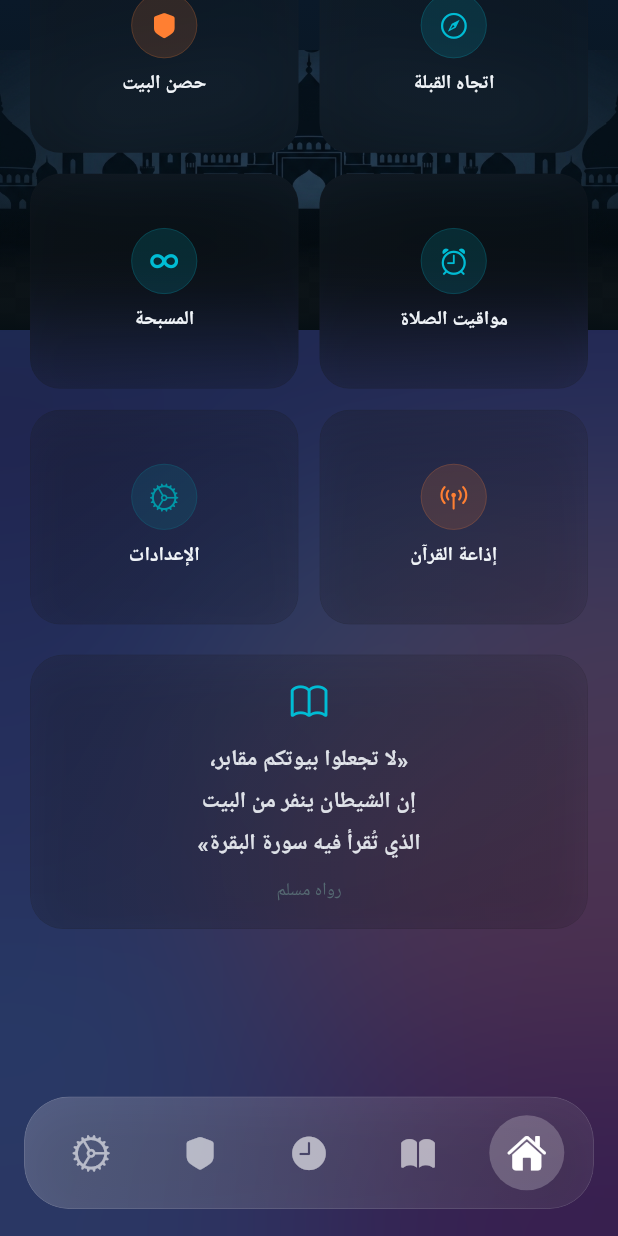
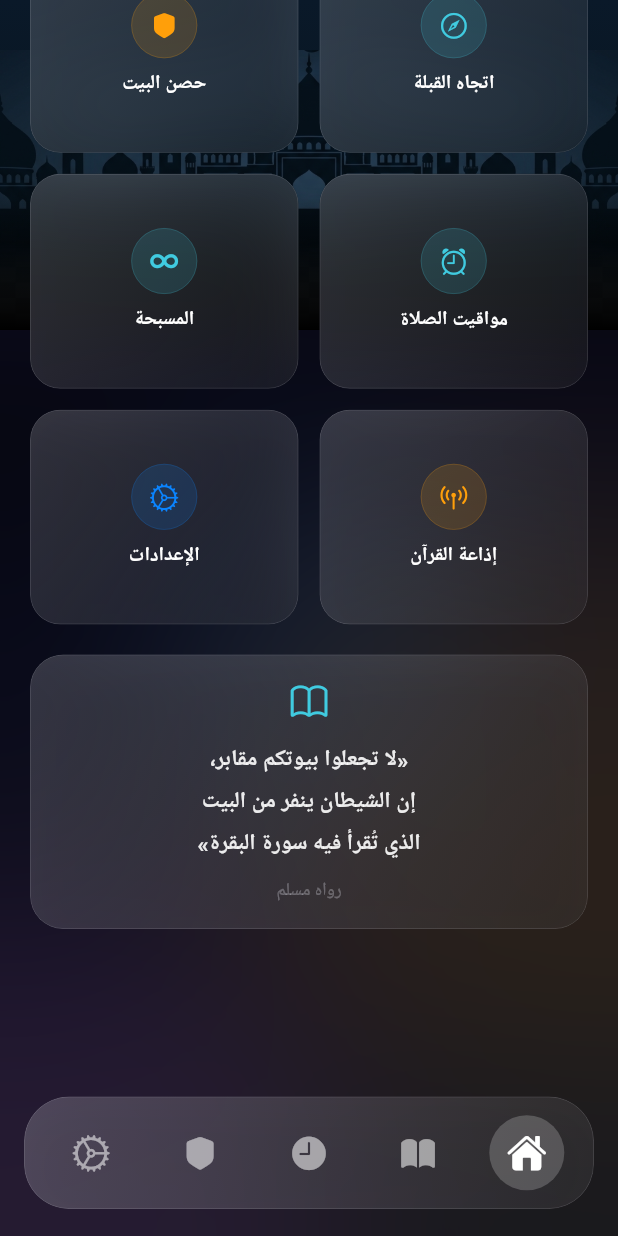
Before and after one commit to islamdev96/tarid_al_shayateen, a Flutter app: the screen it shows after launch, scrolled down 456 dp, on a phone screen of 412 x 824 dp. Run offline on Flutter 3.47's test engine with Material 3 defaults, Android fonts, the phone set to English and light mode, and no system bars; our stand-ins replace adhan, audio_service, flutter_compass, flutter_local_notifications, google_fonts, just_audio and 3 more; missing offline and left inert: android_alarm_manager_plus; network calls fail; Roboto replaces fonts that are missing (Cairo).

Commit message:
fgu h bjm ,,

```diff
--- a/lib/app_theme.dart
+++ b/lib/app_theme.dart
@@ -3,23 +3,23 @@ import 'package:google_fonts/google_fonts.dart';
 
 /// Islamic-inspired theme manager supporting both light and dark modes.
 class AppTheme {
-  // --- Dark Mode Color Palette ---
-  static const Color primaryGreen = Color(0xFF0D4A2B);
+  // --- Dark Mode Color Palette (iOS Human Interface Guidelines) ---
+  static const Color primaryGreen = Color(0xFF0D4A2B);   // kept for Islamic identity
   static const Color darkGreen = Color(0xFF072A18);
-  static const Color deepBackground = Color(0xFF060F14); // Ultra-dark slate blue/black
-  static const Color cardBackground = Color(0xFF0D1B24); // Dark slate card
-  static const Color cardBorder = Color(0xFF1B313F);     // Slate border
-  static const Color gold = Color(0xFFFF7F32);           // Vibrant orange accent (play buttons, active tabs)
-  static const Color goldLight = Color(0xFFFF9E63);      // Light orange
-  static const Color goldDark = Color(0xFFD65C12);       // Dark orange
-  static const Color textPrimary = Color(0xFFF0F4F8);    // Crisp white-slate text
-  static const Color textSecondary = Color(0xFF8EA1A8);  // Muted slate text
-  static const Color textMuted = Color(0xFF556972);      // Dark muted text
-  static const Color accentTeal = Color(0xFF00BCD4);     // ✅ REAL cyan/teal (titles, icons, nav, glowing borders)
-  static const Color accentTealLight = Color(0xFF4DD0E1); // Light cyan
-  static const Color accentTealDark = Color(0xFF0097A7);  // Dark cyan
-  static const Color errorRed = Color(0xFFE85454);
-  static const Color successGreen = Color(0xFF4CAF50);
+  static const Color deepBackground = Color(0xFF000000); // iOS System Background
+  static const Color cardBackground = Color(0xFF1C1C1E); // iOS Secondary Background
+  static const Color cardBorder = Color(0xFF3A3A3C);     // iOS Gray4
+  static const Color gold = Color(0xFFFF9F0A);           // iOS Orange (Dark)
+  static const Color goldLight = Color(0xFFFFD60A);      // iOS Yellow (Dark)
+  static const Color goldDark = Color(0xFFFF9500);       // iOS Orange (Light)
+  static const Color textPrimary = Color(0xFFFFFFFF);    // iOS Label
+  static const Color textSecondary = Color(0x99EBEBF5);  // iOS Secondary Label 60%
+  static const Color textMuted = Color(0x4DEBEBF5);      // iOS Tertiary Label 30%
+  static const Color accentTeal = Color(0xFF40CBE0);     // iOS Teal (Dark)
+  static const Color accentTealLight = Color(0xFF5E5CE6); // iOS Indigo (Dark)
+  static const Color accentTealDark = Color(0xFF0A84FF);  // iOS Blue (Dark)
+  static const Color errorRed = Color(0xFFFF453A);       // iOS Red (Dark)
+  static const Color successGreen = Color(0xFF30D158);   // iOS Green (Dark)
 
   // --- Light Mode Color Palette ---
   static const Color lightBg = Color(0xFFFAF8F5); // Warm Pearl/Cream
@@ -38,13 +38,13 @@ class AppTheme {
       brightness: Brightness.dark,
       scaffoldBackgroundColor: Colors.transparent,
       colorScheme: const ColorScheme.dark(
-        primary: accentTeal,       // Cyan for titles, icons, nav highlights
+        primary: accentTeal,        // iOS Teal — titles, icons, nav highlights
         onPrimary: deepBackground,
-        secondary: gold,           // Orange for play buttons, active tabs
+        secondary: gold,            // iOS Orange — play buttons, active tabs
         onSecondary: deepBackground,
-        surface: cardBackground,
-        onSurface: textPrimary,
-        error: errorRed,
+        surface: cardBackground,    // iOS Secondary Background
+        onSurface: textPrimary,     // iOS Label (pure white)
+        error: errorRed,            // iOS Red
         onError: textPrimary,
       ),
       textTheme: GoogleFonts.cairoTextTheme(
@@ -249,9 +249,9 @@ class AppTheme {
         begin: Alignment.topLeft,
         end: Alignment.bottomRight,
         colors: [
-          Color(0xFF1B1035), // بنفسجي غامق
-          Color(0xFF24305E), // أزرق
-          Color(0xFF3A1C4D), // بنفسجي
+          Color(0xFF000000), // iOS System Background
+          Color(0xFF0A0A1A), // أزرق-أسود خفيف
+          Color(0xFF1C1C1E), // iOS Secondary Background
         ],
       );
     } else {
@@ -259,9 +259,9 @@ class AppTheme {
         begin: Alignment.topLeft,
         end: Alignment.bottomRight,
         colors: [
-          Color(0xFF2D1B54), // بنفسجي متوسط
-          Color(0xFF1A386D), // أزرق متوسط
-          Color(0xFF532468), // بنفسجي
+          Color(0xFFEAF0FF), // أزرق فاتح جدًا
+          Color(0xFFF3E9FF), // بنفسجي فاتح
+          Color(0xFFFFF0F5), // وردي فاتح
         ],
       );
     }
--- a/lib/screens/main_navigation_screen.dart
+++ b/lib/screens/main_navigation_screen.dart
@@ -2,6 +2,7 @@ import 'package:flutter/material.dart';
 import 'package:flutter/cupertino.dart';
 import '../widgets/mini_player_widget.dart';
 import '../ui/glass/glass_bottom_bar.dart';
+import '../ui/app_icons.dart';
 import 'home_screen.dart';
 import 'quran_screen.dart';
 import 'prayer_times_screen.dart';
@@ -53,11 +54,11 @@ class _MainNavigationScreenState extends State<MainNavigationScreen> {
           });
         },
         icons: const [
-          CupertinoIcons.house_fill,
-          CupertinoIcons.book_fill,
-          CupertinoIcons.clock_fill,
-          CupertinoIcons.shield_fill,
-          CupertinoIcons.settings_solid,
+          AppIcons.home,
+          AppIcons.quran,
+          AppIcons.prayerTimes,
+          AppIcons.azkar,
+          AppIcons.settings,
         ],
       ),
     );
--- a/lib/services/scheduler_service.dart
+++ b/lib/services/scheduler_service.dart
@@ -9,8 +9,10 @@ import 'package:path_provider/path_provider.dart';
 import 'package:shared_preferences/shared_preferences.dart';
 
 import '../models/reciter.dart';
+import '../models/prayer_time_settings.dart';
 import 'audio_handler.dart';
 import 'notification_service.dart';
+import 'prayer_times_service.dart';
 
 const String _portName = 'tarid_alarm_port';
 
@@ -132,8 +134,83 @@ Future<void> eveningAlarmCallback() async {
     exact: true,
     wakeup: true,
     rescheduleOnReboot: true,
-    allowWhileIdle: true,
-  );
+    );
+}
+
+/// Callback that fires when any prayer time alarm triggers.
+@pragma('vm:entry-point')
+Future<void> prayerAlarmCallback() async {
+  WidgetsFlutterBinding.ensureInitialized();
+  final prefs = await SharedPreferences.getInstance();
+
+  final cityId = prefs.getString('selected_city_id') ?? 'cairo';
+  final city = CityConfig.findById(cityId);
+
+  final now = DateTime.now();
+  final todayTimes = PrayerTimesService.calculate(city, now);
+  final tomorrowTimes = PrayerTimesService.calculate(city, now.add(const Duration(days: 1)));
+
+  final allTimes = [
+    ...todayTimes.toList(),
+    ...tomorrowTimes.toList(),
+  ];
+
+  Map<String, dynamic>? triggeredPrayer;
+  double minDiffSeconds = 1e9;
+  for (final item in allTimes) {
+    final time = item['time'] as DateTime;
+    final diff = (time.difference(now).inSeconds).abs();
+    if (diff < minDiffSeconds && diff < 900) { // within 15 mins
+      minDiffSeconds = diff.toDouble();
+      triggeredPrayer = item;
+    }
+  }
+
+  if (triggeredPrayer != null) {
+    final prayerId = triggeredPrayer['id'] as String;
+    final prayerName = triggeredPrayer['name'] as String;
+
+    // Check notification setting (default to true for non-sunrise)
+    final defaultValue = prayerId != 'sunrise';
+    final isNotified = prefs.getBool('prayer_notif_$prayerId') ?? defaultValue;
+
+    if (isNotified) {
+      await NotificationService.init();
+      await NotificationService.showNotification(
+        id: 444,
+        title: 'حان وقت صلاة $prayerName 🕌',
+        body: 'حان الآن موعد أذان صلاة $prayerName حسب التوقيت المحلي لمدينة ${city.nameAr}.',
+        payload: 'prayer_$prayerId',
+      );
+
+      final SendPort? sendPort = IsolateNameServer.lookupPortByName('tarid_prayer_port');
+      if (sendPort != null) {
+        sendPort.send('play_adhan_$prayerId');
+      } else {
+        try {
+          final audioHandler = await AudioService.init(
+            builder: () => QuranAudioHandler(),
+            config: const AudioServiceConfig(
+              androidNotificationChannelId: 'com.islamglab.tarid_al_shayateen.audio',
+              androidNotificationChannelName: 'الأذان',
+              androidNotificationChannelDescription: 'تشغيل صوت الأذان في وقت الصلاة',
+              androidNotificationOngoing: false,
+              androidStopForegroundOnPause: true,
+            ),
+          );
+
+          // Beautiful Medina Adhan URL
+          const adhanUrl = 'https://www.islamcan.com/audio/adhan/azan1.mp3';
+          await audioHandler.playFromUrl(adhanUrl, 'المسجد النبوي', surahName: 'أذان صلاة $prayerName');
+        } catch (e) {
+          debugPrint('Background playback error: $e');
+        }
+      }
+    }
+  }
+
+  // Reschedule next prayer alarm
+  await SchedulerService.scheduleNextPrayer(city);
 }
 
 /// Manages scheduling periodic alarms to trigger Surah Al-Baqarah playback.
@@ -266,4 +343,45 @@ class SchedulerService {
       allowWhileIdle: true,
     );
   }
+
+  static const int _prayerAlarmId = 444;
+  static const String _prayerPortName = 'tarid_prayer_port';
+
+  /// Schedule the next upcoming prayer time alarm.
+  static Future<void> scheduleNextPrayer(CityConfig city) async {
+    if (Platform.isAndroid) {
+      await Permission.scheduleExactAlarm.request();
+    }
+    // Cancel any existing prayer alarms
+    await AndroidAlarmManager.cancel(_prayerAlarmId);
+
+    final nextPrayer = PrayerTimesService.getNextPrayer(city);
+    if (nextPrayer != null) {
+      final nextTime = nextPrayer['time'] as DateTime;
+      debugPrint('Scheduling next prayer alarm for: ${nextPrayer['name']} at $nextTime');
+
+      await AndroidAlarmManager.oneShotAt(
+        nextTime,
+        _prayerAlarmId,
+        prayerAlarmCallback,
+        exact: true,
+        wakeup: true,
+        rescheduleOnReboot: true,
+        allowWhileIdle: true,
+      );
+    }
+  }
+
+  /// Cancel prayer alarms.
+  static Future<void> cancelPrayerAlarms() async {
+    await AndroidAlarmManager.cancel(_prayerAlarmId);
+  }
+
+  /// Register a port to listen for prayer alarm callbacks from the background isolate.
+  static ReceivePort registerPrayerPort() {
+    IsolateNameServer.removePortNameMapping(_prayerPortName);
+    final receivePort = ReceivePort();
+    IsolateNameServer.registerPortWithName(receivePort.sendPort, _prayerPortName);
+    return receivePort;
+  }
 }
--- /dev/null
+++ b/lib/ui/app_icons.dart
@@ -0,0 +1,27 @@
+import 'package:flutter/cupertino.dart';
+
+/// مصدر واحد لكل أيقونات التطبيق — ممنوع استخدام Icons.* أو CupertinoIcons.* مباشرة في أي شاشة.
+class AppIcons {
+  // التنقّل
+  static const IconData home = CupertinoIcons.house_fill;
+  static const IconData quran = CupertinoIcons.book_fill;
+  static const IconData prayerTimes = CupertinoIcons.clock_fill;
+  static const IconData azkar = CupertinoIcons.shield_fill;
+  static const IconData settings = CupertinoIcons.settings_solid;
+
+  // إجراءات شائعة
+  static const IconData play = CupertinoIcons.play_fill;
+  static const IconData pause = CupertinoIcons.pause_fill;
+  static const IconData next = CupertinoIcons.forward_fill;
+  static const IconData prev = CupertinoIcons.backward_fill;
+  static const IconData share = CupertinoIcons.share;
+  static const IconData search = CupertinoIcons.search;
+  static const IconData back = CupertinoIcons.back;
+  static const IconData close = CupertinoIcons.xmark;
+  static const IconData add = CupertinoIcons.add;
+  static const IconData more = CupertinoIcons.ellipsis;
+  static const IconData check = CupertinoIcons.checkmark_alt;
+  static const IconData bookmark = CupertinoIcons.bookmark_fill;
+  static const IconData moon = CupertinoIcons.moon_fill;
+  static const IconData sun = CupertinoIcons.sun_max_fill;
+}
--- a/lib/ui/glass/glass_bottom_bar.dart
+++ b/lib/ui/glass/glass_bottom_bar.dart
@@ -16,11 +16,18 @@ class GlassBottomBar extends StatelessWidget {
 
   @override
   Widget build(BuildContext context) {
+    final isDark = Theme.of(context).brightness == Brightness.dark;
+    final activeColor = isDark ? Colors.white : Colors.black87;
+    final inactiveColor = isDark ? Colors.white.withValues(alpha: 0.55) : Colors.black54;
+    final selectedBgColor = isDark
+        ? Colors.white.withValues(alpha: 0.20)
+        : Colors.black.withValues(alpha: 0.08);
+
     return Padding(
       padding: const EdgeInsets.fromLTRB(16, 0, 16, 18),
       child: GlassContainer(
-        blur: GlassTokens.strongBlur,
-        opacity: GlassTokens.barOpacity,
+        blur: GlassTokens.getStrongBlur(context),
+        opacity: GlassTokens.getBarOpacity(context),
         borderRadius: BorderRadius.circular(GlassTokens.radiusLarge),
         padding: const EdgeInsets.symmetric(vertical: 12, horizontal: 8),
         child: Row(
@@ -34,16 +41,12 @@ class GlassBottomBar extends StatelessWidget {
                 duration: const Duration(milliseconds: 220),
                 padding: const EdgeInsets.all(12),
                 decoration: BoxDecoration(
-                  color: selected
-                      ? Colors.white.withValues(alpha: 0.22)
-                      : Colors.transparent,
+                  color: selected ? selectedBgColor : Colors.transparent,
                   shape: BoxShape.circle,
                 ),
                 child: Icon(
                   icons[i],
-                  color: selected
-                      ? Colors.white
-                      : Colors.white.withValues(alpha: 0.6),
+                  color: selected ? activeColor : inactiveColor,
                   size: 26,
                 ),
               ),
--- a/lib/ui/glass/glass_card.dart
+++ b/lib/ui/glass/glass_card.dart
@@ -32,12 +32,7 @@ class GlassCard extends StatelessWidget {
 
   @override
   Widget build(BuildContext context) {
-    final theme = Theme.of(context);
-    final isDark = theme.brightness == Brightness.dark;
-
     return GlassContainer(
-      blur: GlassTokens.softBlur,
-      opacity: GlassTokens.cardOpacity,
       borderRadius: borderRadius ?? BorderRadius.circular(GlassTokens.radius),
       padding: padding ?? const EdgeInsets.all(18),
       margin: margin,
@@ -48,7 +43,6 @@ class GlassCard extends StatelessWidget {
       customBoxShadow: boxShadow,
       color: color,
       clipBehavior: clipBehavior,
-      tint: isDark ? GlassTokens.darkTint : GlassTokens.lightTint,
       child: child,
     );
   }
--- a/lib/ui/glass/glass_container.dart
+++ b/lib/ui/glass/glass_container.dart
@@ -4,12 +4,12 @@ import 'glass_theme.dart';
 
 class GlassContainer extends StatelessWidget {
   final Widget child;
-  final double blur;
-  final double opacity;
+  final double? blur;
+  final double? opacity;
   final BorderRadius borderRadius;
   final EdgeInsetsGeometry? padding;
   final EdgeInsetsGeometry? margin;
-  final Color tint;       // لون الزجاج (أبيض للوضع الفاتح / غامق للداكن)
+  final Color? tint;       // لون الزجاج (أبيض للوضع الفاتح / غامق للداكن)
   final bool showBorder;
   final VoidCallback? onTap;
 
@@ -25,12 +25,12 @@ class GlassContainer extends StatelessWidget {
   const GlassContainer({
     super.key,
     required this.child,
-    this.blur = GlassTokens.softBlur,
-    this.opacity = GlassTokens.cardOpacity,
+    this.blur,
+    this.opacity,
     this.borderRadius = const BorderRadius.all(Radius.circular(22)),
     this.padding,
     this.margin,
-    this.tint = const Color(0xFFEBEBF5),
+    this.tint,
     this.showBorder = true,
     this.onTap,
     this.width,
@@ -44,15 +44,17 @@ class GlassContainer extends StatelessWidget {
 
   @override
   Widget build(BuildContext context) {
-    // Resolve tint/overlay color
-    final double resolvedOpacity = opacity;
-    final Color tintColor = color ?? tint;
+    // Resolve tint/overlay color and opacity dynamically based on current theme if not overridden
+    final resolvedBlur = blur ?? GlassTokens.getSoftBlur(context);
+    final resolvedOpacity = opacity ?? GlassTokens.getCardOpacity(context);
+    final Color tintColor = color ?? tint ?? GlassTokens.getTint(context);
+    final borderAlpha = GlassTokens.getBorderOpacity(context);
 
     final content = ClipRRect(
       borderRadius: borderRadius,
       clipBehavior: clipBehavior,
       child: BackdropFilter(
-        filter: ImageFilter.blur(sigmaX: blur, sigmaY: blur),
+        filter: ImageFilter.blur(sigmaX: resolvedBlur, sigmaY: resolvedBlur),
         child: Container(
           width: width,
           height: height,
@@ -70,7 +72,7 @@ class GlassContainer extends StatelessWidget {
             ),
             border: customBorder ?? (showBorder
                 ? Border.all(
-                    color: tintColor.withValues(alpha: GlassTokens.borderOpacity),
+                    color: tintColor.withValues(alpha: borderAlpha),
                     width: 0.5,
                   )
                 : null),
--- a/lib/ui/glass/glass_theme.dart
+++ b/lib/ui/glass/glass_theme.dart
@@ -1,23 +1,47 @@
 import 'package:flutter/material.dart';
 
 class GlassTokens {
-  // درجات الشفافية — قيم iOS ultraThinMaterial الدقيقة
-  static const double cardOpacity = 0.12;   // أخف من الأول عشان إحساس frosted ناعم
-  static const double barOpacity = 0.16;
-  static const double sheetOpacity = 0.14;
+  // --- Dark Mode (iOS ultraThinMaterial Dark) ---
+  static const double cardOpacityDark = 0.12;
+  static const double barOpacityDark = 0.16;
+  static const double sheetOpacityDark = 0.14;
+  static const double softBlurDark = 30.0;
+  static const double strongBlurDark = 50.0;
+  static const double borderOpacityDark = 0.18;
+  static const Color tintDark = Color(0xFFEBEBF5);
 
-  // البلور — iOS بيستخدم بلور أقوى بكتير
-  static const double softBlur = 30;
-  static const double strongBlur = 50;
+  // --- Light Mode (iOS ultraThinMaterial Light) ---
+  static const double cardOpacityLight = 0.55;
+  static const double barOpacityLight = 0.65;
+  static const double sheetOpacityLight = 0.60;
+  static const double softBlurLight = 40.0;
+  static const double strongBlurLight = 55.0;
+  static const double borderOpacityLight = 0.60;
+  static const Color tintLight = Color(0xFFFFFFFF);
 
-  // الحواف الدائرية — iOS continuous corner radius
+  // Shared defaults
   static const double radius = 22;
   static const double radiusLarge = 30;
 
-  // التينت: رمادي-أبيض خفيف زي ultraThinMaterial (مش أبيض صريح)
-  static const Color lightTint = Color(0xFFEBEBF5);
-  static const Color darkTint = Color(0xFF1C1C1E);
+  // Dynamic getters based on brightness
+  static double getCardOpacity(BuildContext context) =>
+      Theme.of(context).brightness == Brightness.dark ? cardOpacityDark : cardOpacityLight;
 
-  // شفافية الحدود — أبيض شفاف خفيف جدًا زي iOS
-  static const double borderOpacity = 0.18;
+  static double getBarOpacity(BuildContext context) =>
+      Theme.of(context).brightness == Brightness.dark ? barOpacityDark : barOpacityLight;
+
+  static double getSheetOpacity(BuildContext context) =>
+      Theme.of(context).brightness == Brightness.dark ? sheetOpacityDark : sheetOpacityLight;
+
+  static double getSoftBlur(BuildContext context) =>
+      Theme.of(context).brightness == Brightness.dark ? softBlurDark : softBlurLight;
+
+  static double getStrongBlur(BuildContext context) =>
+      Theme.of(context).brightness == Brightness.dark ? strongBlurDark : strongBlurLight;
+
+  static double getBorderOpacity(BuildContext context) =>
+      Theme.of(context).brightness == Brightness.dark ? borderOpacityDark : borderOpacityLight;
+
+  static Color getTint(BuildContext context) =>
+      Theme.of(context).brightness == Brightness.dark ? tintDark : tintLight;
 }
--- a/lib/widgets/glassy_background.dart
+++ b/lib/widgets/glassy_background.dart
@@ -23,7 +23,7 @@ class GlassyBackground extends StatelessWidget {
           ),
         ),
 
-        // Ambient glowing blobs
+        // iOS-style ambient glowing blobs (Indigo + Orange)
         Positioned(
           top: -120,
           left: -80,
@@ -33,8 +33,8 @@ class GlassyBackground extends StatelessWidget {
             decoration: BoxDecoration(
               shape: BoxShape.circle,
               color: isDark
-                  ? AppTheme.accentTeal.withValues(alpha: 0.18)
-                  : AppTheme.primaryGreen.withValues(alpha: 0.12),
+                  ? const Color(0xFF5E5CE6).withValues(alpha: 0.15) // iOS Indigo
+                  : const Color(0xFF5856D6).withValues(alpha: 0.10),
             ),
           ),
         ),
@@ -47,8 +47,8 @@ class GlassyBackground extends StatelessWidget {
             decoration: BoxDecoration(
               shape: BoxShape.circle,
               color: isDark
-                  ? AppTheme.gold.withValues(alpha: 0.14)
-                  : AppTheme.lightGold.withValues(alpha: 0.10),
+                  ? const Color(0xFFFF9F0A).withValues(alpha: 0.10) // iOS Orange
+                  : const Color(0xFFFF9500).withValues(alpha: 0.07),
             ),
           ),
         ),
@@ -61,8 +61,8 @@ class GlassyBackground extends StatelessWidget {
             decoration: BoxDecoration(
               shape: BoxShape.circle,
               color: isDark
-                  ? const Color(0xFF005C8A).withValues(alpha: 0.15)
-                  : Colors.blue.withValues(alpha: 0.08),
+                  ? const Color(0xFF0A84FF).withValues(alpha: 0.10) // iOS Blue
+                  : const Color(0xFF007AFF).withValues(alpha: 0.06),
             ),
           ),
         ),
@@ -75,8 +75,8 @@ class GlassyBackground extends StatelessWidget {
             decoration: BoxDecoration(
               shape: BoxShape.circle,
               color: isDark
-                  ? AppTheme.accentTeal.withValues(alpha: 0.12)
-                  : AppTheme.primaryGreen.withValues(alpha: 0.08),
+                  ? const Color(0xFFBF5AF2).withValues(alpha: 0.10) // iOS Purple
+                  : const Color(0xFFAF52DE).withValues(alpha: 0.07),
             ),
           ),
         ),
```
Also changed, not shown: lib/providers/app_provider.dart (+52 -1 lines), lib/screens/dhikr_session_screen.dart (+5 -2 lines), lib/ui/glass/app_colors.dart (+10 -0 lines), lib/ui/glass/glass_app_bar.dart (+10 -3 lines), lib/ui/glass/glass_background.dart (+40 -13 lines), lib/ui/glass/glass_sheets.dart (+4 -4 lines).
